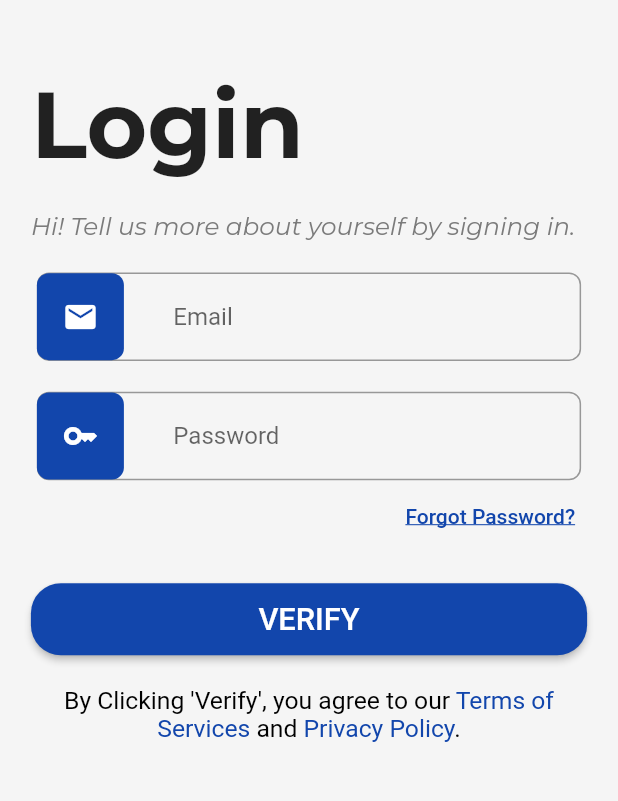
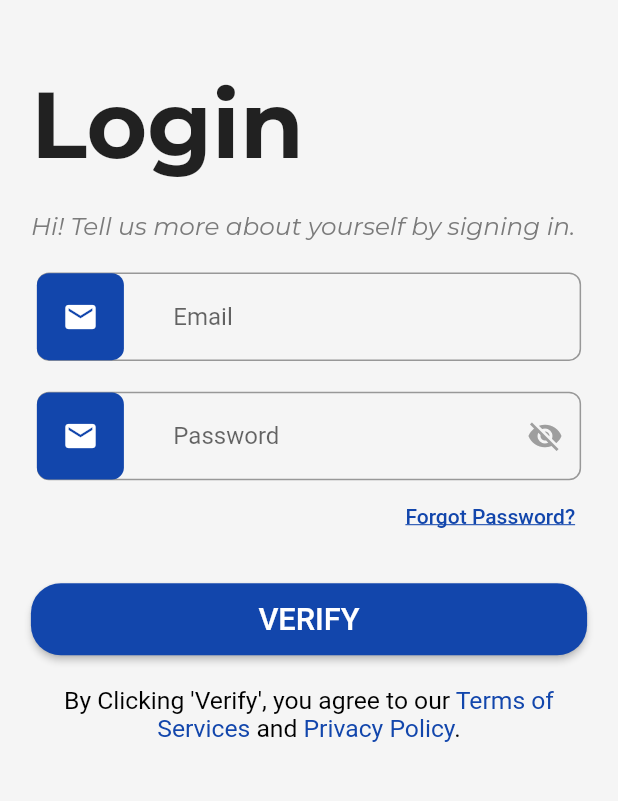
Before and after one commit to lakshya1goel/BytePad, a Flutter app: the screen it shows after launch, after a tap on "Skip", on a phone screen of 412 x 824 dp, the part 278-1079 px from its top. Run offline on Flutter 3.47's test engine with Material 2 defaults, Android fonts, the phone set to English and light mode, and no system bars; our stand-ins replace carousel_slider, pinput; project files that could hold a hidden picture were left out.

Commit message:
update password validation & obscureText in login_page

```diff
--- a/lib/Views/Pages/authentication/login_page.dart
+++ b/lib/Views/Pages/authentication/login_page.dart
@@ -19,6 +19,7 @@ class _LoginPageState extends State<LoginPage> {
   TextEditingController emailController = TextEditingController();
   TextEditingController passwordController = TextEditingController();
   bool isLoading = false;
+  bool _obscureText=true;
   final _emailformKey = GlobalKey<FormState>();
   final _passwordformKey = GlobalKey<FormState>();
 
@@ -66,7 +67,62 @@ class _LoginPageState extends State<LoginPage> {
                 ),
                 Padding(
                   padding: EdgeInsets.symmetric(horizontal: size.width*0.05),
-                  child: CustomInputField(labelText: "Password", icon: Icons.key, controller: passwordController, passwordController: passwordController, formKey: _passwordformKey,),
+                  child: Padding(
+                    padding: const EdgeInsets.symmetric(horizontal: 4.0),
+                    child: Form(
+                      key: _passwordformKey,
+                      child: TextFormField(
+                        obscureText: _obscureText,
+                        obscuringCharacter: '*',
+                        controller: passwordController,
+                        cursorColor: blueColor,
+                        validator: (value) {
+                          String? passwordError = passwordController?.text != null
+                              ? Validator.isValidPassword(passwordController!.text)
+                              : null;
+
+                          if (passwordError != null) {
+                            return passwordError;
+                          }
+                        },
+                        decoration: InputDecoration(
+                          suffixIcon: GestureDetector(
+                            onTap: (){
+                              setState(() {
+                                _obscureText= !_obscureText;
+                              }
+                              );
+                            },
+                            child: Icon(_obscureText ? Icons.visibility_off : Icons.visibility,
+                              color: Colors.grey,
+                            ),
+                          ),
+                          hintText: "Password",
+                          border: OutlineInputBorder(
+                            borderSide: BorderSide(color: Colors.grey),
+                            borderRadius: BorderRadius.circular(8.0),
+                          ),
+                          focusedBorder: OutlineInputBorder(
+                            borderSide: BorderSide(color: blueColor),
+                            borderRadius: BorderRadius.circular(8.0),
+                          ),
+                          prefixIcon: Container(
+                              margin: EdgeInsets.only(right: size.width*0.08),
+                              decoration: BoxDecoration(
+                                borderRadius: BorderRadius.circular(8.0),
+                                color: blueColor,
+                              ),
+                              child: Padding(
+                                padding: const EdgeInsets.all(17.0),
+                                child: Icon(Icons.mail,
+                                  color: Colors.white,
+                                ),
+                              )
+                          ),
+                        ),
+                      ),
+                    ),
+                  )
                 ),
                 Padding(
                   padding: EdgeInsets.only(bottom: size.width*0.05, right: size.width*0.05 ),
```
Also changed, not shown: lib/Contollers/validation.dart (+10 -10 lines), lib/Views/Widgets/custom_input_field.dart (+0 -9 lines).
